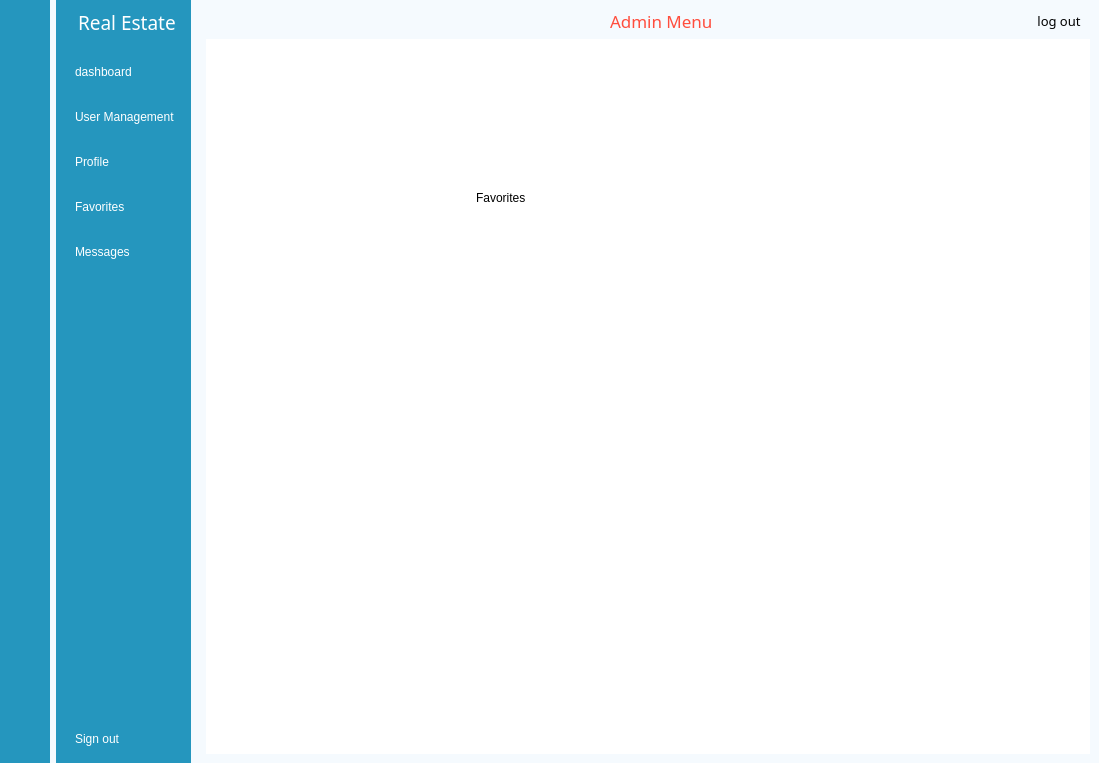
This is AdminMenu.ui in EricLi0473/CSIT314 as Qt 5 draws it before an edit. The edited form follows.
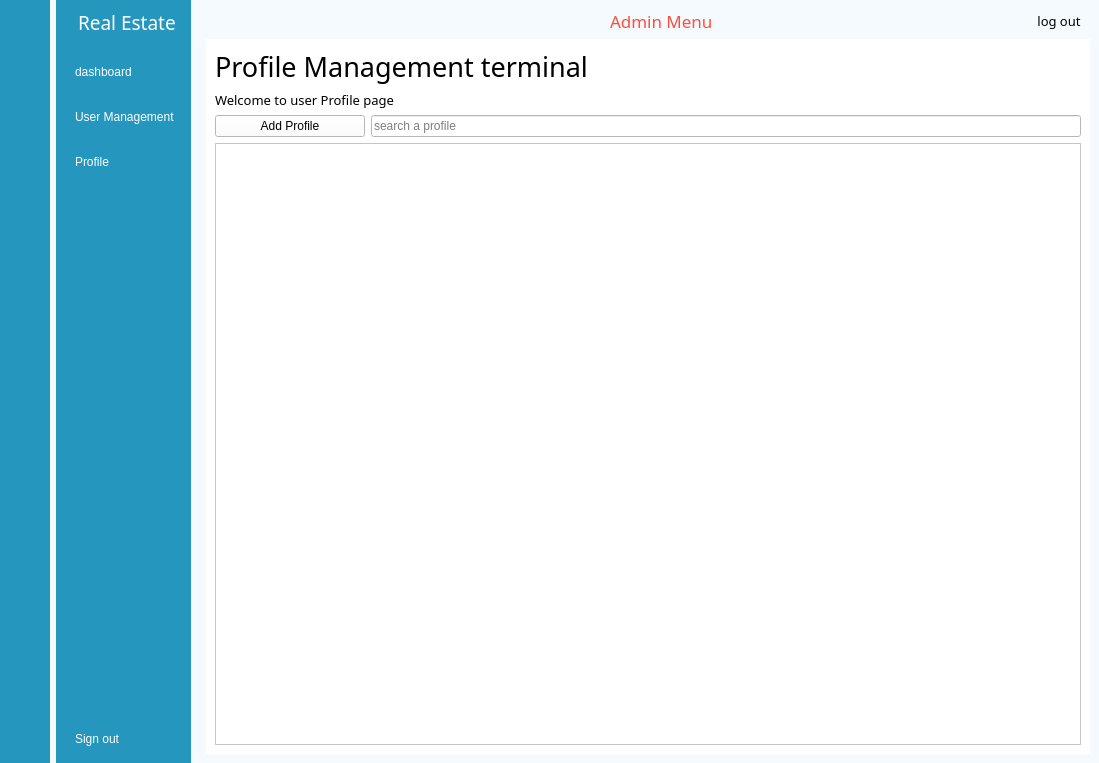
This is the edited form. The open tabs and pages were chosen to show the change. Icons and pictures are not drawn. Custom widgets are drawn as their Qt base class.

What changed in the file:
```diff
--- a/AdminMenu.ui
+++ b/AdminMenu.ui
@@ -625,36 +625,6 @@
            </item>
           </layout>
          </widget>
-         <widget class="QWidget" name="page_favorites">
-          <widget class="TitleLabel" name="TitleLabel_4">
-           <property name="geometry">
-            <rect>
-             <x>270</x>
-             <y>140</y>
-             <width>123</width>
-             <height>38</height>
-            </rect>
-           </property>
-           <property name="text">
-            <string>Favorites</string>
-           </property>
-          </widget>
-         </widget>
-         <widget class="QWidget" name="page_messages">
-          <widget class="TitleLabel" name="TitleLabel_5">
-           <property name="geometry">
-            <rect>
-             <x>240</x>
-             <y>190</y>
-             <width>123</width>
-             <height>38</height>
-            </rect>
-           </property>
-           <property name="text">
-            <string>Messages</string>
-           </property>
-          </widget>
-         </widget>
         </widget>
        </item>
       </layout>
@@ -788,42 +758,6 @@
            </property>
           </widget>
          </item>
-         <item>
-          <widget class="QPushButton" name="btn_favorites2">
-           <property name="text">
-            <string>Favorites</string>
-           </property>
-           <property name="icon">
-            <iconset resource="res.qrc">
-             <normaloff>:/white/icons/white/heart.svg</normaloff>
-             <normalon>:/icons2/icons/icon2/iconizer-heart.svg</normalon>:/white/icons/white/heart.svg</iconset>
-           </property>
-           <property name="checkable">
-            <bool>true</bool>
-           </property>
-           <property name="autoExclusive">
-            <bool>true</bool>
-           </property>
-          </widget>
-         </item>
-         <item>
-          <widget class="QPushButton" name="btn_messages2">
-           <property name="text">
-            <string>Messages</string>
-           </property>
-           <property name="icon">
-            <iconset resource="res.qrc">
-             <normaloff>:/icons2/icons/icon2/messages_white.png</normaloff>
-             <normalon>:/icons2/icons/icon2/messages.png</normalon>:/icons2/icons/icon2/messages_white.png</iconset>
-           </property>
-           <property name="checkable">
-            <bool>true</bool>
-           </property>
-           <property name="autoExclusive">
-            <bool>true</bool>
-           </property>
-          </widget>
-         </item>
         </layout>
        </item>
        <item>
```
Left out of the diff: 102 changed lines with no effect on the pictures.
